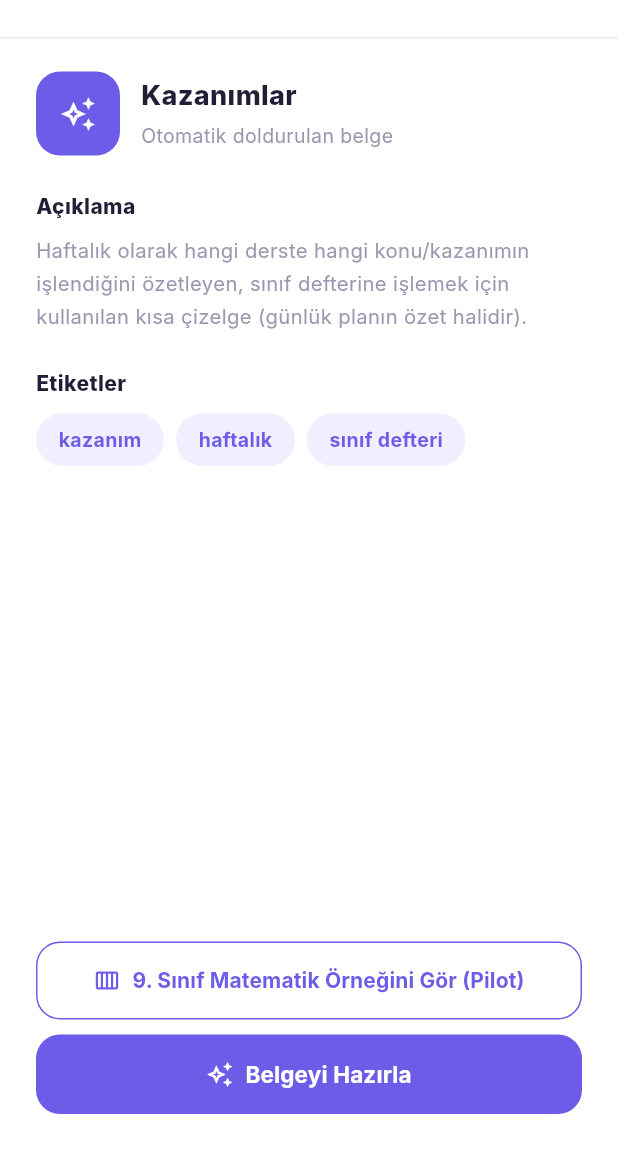
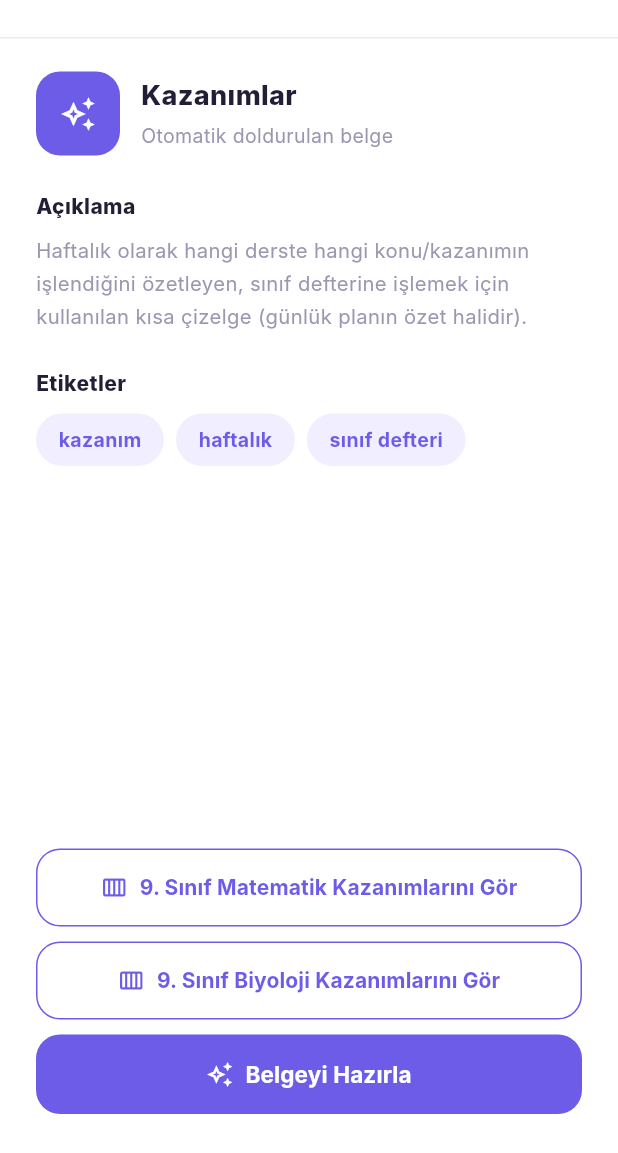
Before and after one commit to anilbatir/EVRAK, a Flutter app: the HomeScreen screen opened directly, after a tap on "Kazanımlar", on a phone screen of 412 x 824 dp, the part 83-1236 px from its top. Run offline on Flutter 3.47's test engine with Material 3 defaults, Android fonts, the phone set to English and light mode, and no system bars; our stand-ins replace pdf, share_plus, shared_preferences, sqflite; accounts and stored records are empty; Roboto replaces fonts that are missing (Inter).

Commit message:
Yıllık Plan üretim motorunu genelleştir, 9. Sınıf Biyoloji'yi ekle
WeeklyPlanWeek/WeeklyPlan modelleri kazanım kodu, içerik, ölçme ve
belirli gün/hafta alanlarını da taşıyacak şekilde genişletildi.

lib/data/curriculum/yillik_plan_builder.dart: Yıllık Plan belgesinin
gövde metnini artık elle yazmak yerine WeeklyPlan JSON verisinden
programatik olarak üretiyor - Kazanımlar ekranı ile Yıllık Plan belgesi
aynı tek kaynaktan geliyor, birbirinden asla sapamaz.

lib/data/curriculum/curriculum_catalog.dart: hangi sınıf/ders
kombinasyonlarının gerçek veriye sahip olduğunu tutan tek liste;
yeni bir ders eklemek artık sadece JSON + katalog satırı demek.

document_template_detail_screen.dart: tek pilot butonu yerine,
katalogdaki her kombinasyon için Kazanımlar/Yıllık Plan seçeneği
listeleniyor.

assets/plans/9-biyoloji.json: öğretmenin onayladığı 37 haftalık gerçek
MEB müfredatı (kazanım kodları, içerik, ölçme, resmî takvim/tatil
notlarıyla) - "Önemli uygulama notları" ve "EK-1" bölümleri kasıtlı
olarak dahil edilmedi.

```diff
--- a/lib/models/weekly_plan.dart
+++ b/lib/models/weekly_plan.dart
@@ -10,8 +10,12 @@ class WeeklyPlanWeek {
   final String? dateRange;
   final String? hours;
   final String? unit;
+  final String? kazanimKod;
   final String? kazanim;
   final String? description;
+  final String? icerik;
+  final String? olcme;
+  final String? aciklama;
   final bool isHoliday;
 
   const WeeklyPlanWeek({
@@ -20,8 +24,12 @@ class WeeklyPlanWeek {
     this.dateRange,
     this.hours,
     this.unit,
+    this.kazanimKod,
     this.kazanim,
     this.description,
+    this.icerik,
+    this.olcme,
+    this.aciklama,
     required this.isHoliday,
   });
 
@@ -32,8 +40,12 @@ class WeeklyPlanWeek {
       dateRange: json['dateRange'] as String?,
       hours: json['hours'] as String?,
       unit: json['unit'] as String?,
+      kazanimKod: json['kazanimKod'] as String?,
       kazanim: json['kazanim'] as String?,
       description: json['description'] as String?,
+      icerik: json['icerik'] as String?,
+      olcme: json['olcme'] as String?,
+      aciklama: json['aciklama'] as String?,
       isHoliday: json['isHoliday'] as bool? ?? false,
     );
   }
@@ -46,12 +58,14 @@ class WeeklyPlan {
   final String grade;
   final String subject;
   final String academicYear;
+  final String? weeklyHours;
   final List<WeeklyPlanWeek> weeks;
 
   const WeeklyPlan({
     required this.grade,
     required this.subject,
     required this.academicYear,
+    this.weeklyHours,
     required this.weeks,
   });
 
@@ -62,6 +76,7 @@ class WeeklyPlan {
       grade: json['grade'] as String? ?? '',
       subject: json['subject'] as String? ?? '',
       academicYear: json['academicYear'] as String? ?? '',
+      weeklyHours: json['weeklyHours'] as String?,
       weeks: (json['weeks'] as List<dynamic>? ?? [])
           .map((w) => WeeklyPlanWeek.fromJson(w as Map<String, dynamic>))
           .toList(),
--- a/lib/screens/document_template_detail_screen.dart
+++ b/lib/screens/document_template_detail_screen.dart
@@ -1,19 +1,19 @@
 import 'package:flutter/material.dart';
 
-import '../data/yillik_plan_pilot.dart';
+import '../data/curriculum/curriculum_catalog.dart';
+import '../data/curriculum/yillik_plan_builder.dart';
 import '../models/document_template.dart';
+import '../models/weekly_plan.dart';
 import '../theme/app_theme.dart';
 import 'prepare_document_screen.dart';
 import 'weekly_plan_screen.dart';
 
-/// Templates for which a pilot weekly kazanım viewer (real MEB curriculum
-/// data, browsable week by week) is available. Currently only Kazanımlar
-/// -> 9. Sınıf Matematik - see assets/plans/9-matematik.json.
+/// Templates for which the real MEB curriculum data (assets/plans/*.json,
+/// see lib/data/curriculum/curriculum_catalog.dart) is available - browsable
+/// week by week (Kazanımlar) or as one full Yıllık Plan document. Every
+/// grade/subject combo in [curriculumCatalog] is offered as a picker option
+/// under these two templates.
 const _weeklyPlanPilotTemplateIds = {'KZN-001'};
-
-/// Templates for which a pilot full-year Yıllık Plan document (the same
-/// real curriculum data as the Kazanımlar viewer, but as one downloadable
-/// document instead of a week-by-week screen) is available.
 const _yillikPlanPilotTemplateIds = {'PLN-001'};
 
 /// Detail screen for a template-backed document (real, dynamically
@@ -99,13 +99,14 @@ class DocumentTemplateDetailScreen extends StatelessWidget {
               padding: const EdgeInsets.fromLTRB(24, 0, 24, 26),
               child: Column(
                 children: [
-                  if (_weeklyPlanPilotTemplateIds.contains(template.id)) ...[
+                  if (_weeklyPlanPilotTemplateIds.contains(template.id))
+                    for (final combo in curriculumCatalog) ...[
                       SizedBox(
                         width: double.infinity,
                         child: OutlinedButton.icon(
                           onPressed: () => Navigator.of(context).push(
                             MaterialPageRoute(
-                            builder: (_) => const WeeklyPlanScreen(assetPath: 'assets/plans/9-matematik.json'),
+                              builder: (_) => WeeklyPlanScreen(assetPath: combo.assetPath),
                             ),
                           ),
                           style: OutlinedButton.styleFrom(
@@ -115,23 +116,32 @@ class DocumentTemplateDetailScreen extends StatelessWidget {
                             shape: RoundedRectangleBorder(borderRadius: BorderRadius.circular(16)),
                           ),
                           icon: const Icon(Icons.calendar_view_week_outlined, size: 18),
-                        label: const Text(
-                          '9. Sınıf Matematik Örneğini Gör (Pilot)',
-                          style: TextStyle(fontSize: 14, fontWeight: FontWeight.w700),
+                          label: Text(
+                            '${combo.title} Kazanımlarını Gör',
+                            style: const TextStyle(fontSize: 14, fontWeight: FontWeight.w700),
                           ),
                         ),
                       ),
                       const SizedBox(height: 10),
                     ],
-                  if (_yillikPlanPilotTemplateIds.contains(template.id)) ...[
+                  if (_yillikPlanPilotTemplateIds.contains(template.id))
+                    for (final combo in curriculumCatalog) ...[
                       SizedBox(
                         width: double.infinity,
                         child: OutlinedButton.icon(
-                        onPressed: () => Navigator.of(context).push(
+                          onPressed: () async {
+                            final plan = await WeeklyPlan.loadAsset(combo.assetPath);
+                            final builtTemplate = buildYillikPlanTemplate(
+                              id: combo.yillikPlanTemplateId,
+                              plan: plan,
+                            );
+                            if (!context.mounted) return;
+                            Navigator.of(context).push(
                               MaterialPageRoute(
-                            builder: (_) => const PrepareDocumentScreen(template: yillikPlan9MatematikTemplate),
+                                builder: (_) => PrepareDocumentScreen(template: builtTemplate),
                               ),
-                        ),
+                            );
+                          },
                           style: OutlinedButton.styleFrom(
                             foregroundColor: AppColors.accent,
                             side: const BorderSide(color: AppColors.accent),
@@ -139,9 +149,9 @@ class DocumentTemplateDetailScreen extends StatelessWidget {
                             shape: RoundedRectangleBorder(borderRadius: BorderRadius.circular(16)),
                           ),
                           icon: const Icon(Icons.description_outlined, size: 18),
-                        label: const Text(
-                          '9. Sınıf Matematik Yıllık Planını Hazırla (Pilot)',
-                          style: TextStyle(fontSize: 13.5, fontWeight: FontWeight.w700),
+                          label: Text(
+                            '${combo.title} Yıllık Planını Hazırla',
+                            style: const TextStyle(fontSize: 13.5, fontWeight: FontWeight.w700),
                           ),
                         ),
                       ),
```
Also changed, not shown: assets/plans/9-biyoloji.json (added, +49 -0 lines), lib/data/curriculum/curriculum_catalog.dart (added, +33 -0 lines), lib/data/curriculum/yillik_plan_builder.dart (added, +86 -0 lines), 1 other file. Lines whose indentation alone changed are shown as unchanged.
